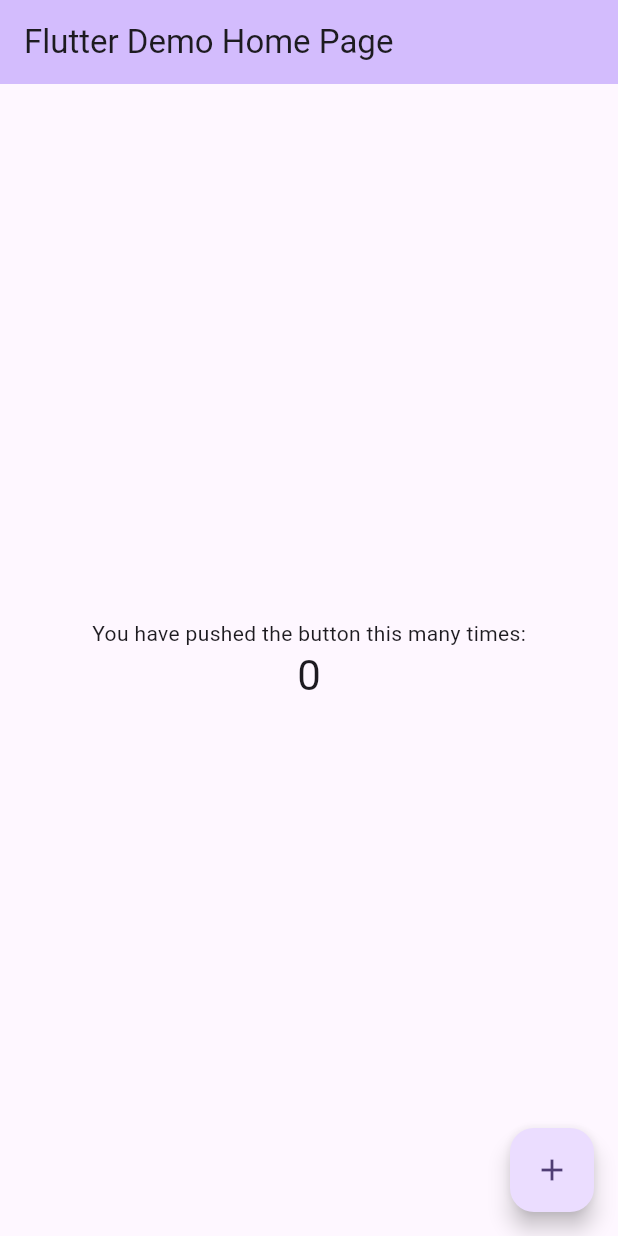
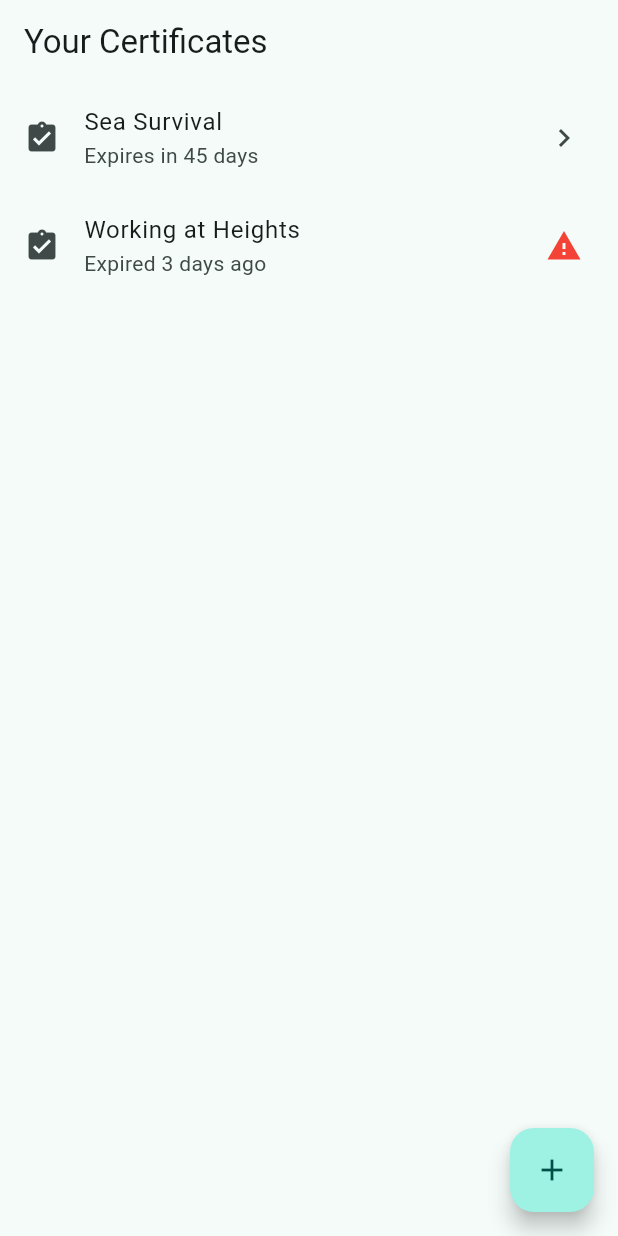
Before and after one commit to wolfgangkle/c_Manager, a Flutter app: the screen it shows after launch, on a phone screen of 412 x 824 dp. Run offline on Flutter 3.47's test engine with Material 3 defaults, Android fonts, the phone set to English and light mode, and no system bars.

```diff
--- a/lib/main.dart
+++ b/lib/main.dart
@@ -4,119 +4,53 @@ void main() {
   runApp(const MyApp());
 }
 
-class MyApp extends StatelessWidget {
-  const MyApp({super.key});
+class MyApp extends StatelessWidget {  const MyApp({super.key});
 
-  // This widget is the root of your application.
 @override
 Widget build(BuildContext context) {
   return MaterialApp(
-      title: 'Flutter Demo',
+    title: 'cManager+',
     theme: ThemeData(
-        // This is the theme of your application.
-        //
-        // TRY THIS: Try running your application with "flutter run". You'll see
-        // the application has a purple toolbar. Then, without quitting the app,
-        // try changing the seedColor in the colorScheme below to Colors.green
-        // and then invoke "hot reload" (save your changes or press the "hot
-        // reload" button in a Flutter-supported IDE, or press "r" if you used
-        // the command line to start the app).
-        //
-        // Notice that the counter didn't reset back to zero; the application
-        // state is not lost during the reload. To reset the state, use hot
-        // restart instead.
-        //
-        // This works for code too, not just values: Most code changes can be
-        // tested with just a hot reload.
-        colorScheme: ColorScheme.fromSeed(seedColor: Colors.deepPurple),
+      colorScheme: ColorScheme.fromSeed(seedColor: Colors.teal),
+      useMaterial3: true,
     ),
-      home: const MyHomePage(title: 'Flutter Demo Home Page'),
+    home: const CertificateListScreen(),
   );
 }
 }
 
-class MyHomePage extends StatefulWidget {
-  const MyHomePage({super.key, required this.title});
-
-  // This widget is the home page of your application. It is stateful, meaning
-  // that it has a State object (defined below) that contains fields that affect
-  // how it looks.
-
-  // This class is the configuration for the state. It holds the values (in this
-  // case the title) provided by the parent (in this case the App widget) and
-  // used by the build method of the State. Fields in a Widget subclass are
-  // always marked "final".
-
-  final String title;
-
-  @override
-  State<MyHomePage> createState() => _MyHomePageState();
-}
-
-class _MyHomePageState extends State<MyHomePage> {
-  int _counter = 0;
-
-  void _incrementCounter() {
-    setState(() {
-      // This call to setState tells the Flutter framework that something has
-      // changed in this State, which causes it to rerun the build method below
-      // so that the display can reflect the updated values. If we changed
-      // _counter without calling setState(), then the build method would not be
-      // called again, and so nothing would appear to happen.
-      _counter++;
-    });
-  }
+class CertificateListScreen extends StatelessWidget {
+  const CertificateListScreen({super.key});
 
   @override
   Widget build(BuildContext context) {
-    // This method is rerun every time setState is called, for instance as done
-    // by the _incrementCounter method above.
-    //
-    // The Flutter framework has been optimized to make rerunning build methods
-    // fast, so that you can just rebuild anything that needs updating rather
-    // than having to individually change instances of widgets.
     return Scaffold(
       appBar: AppBar(
-        // TRY THIS: Try changing the color here to a specific color (to
-        // Colors.amber, perhaps?) and trigger a hot reload to see the AppBar
-        // change color while the other colors stay the same.
-        backgroundColor: Theme.of(context).colorScheme.inversePrimary,
-        // Here we take the value from the MyHomePage object that was created by
-        // the App.build method, and use it to set our appbar title.
-        title: Text(widget.title),
+        title: const Text('Your Certificates'),
       ),
-      body: Center(
-        // Center is a layout widget. It takes a single child and positions it
-        // in the middle of the parent.
-        child: Column(
-          // Column is also a layout widget. It takes a list of children and
-          // arranges them vertically. By default, it sizes itself to fit its
-          // children horizontally, and tries to be as tall as its parent.
-          //
-          // Column has various properties to control how it sizes itself and
-          // how it positions its children. Here we use mainAxisAlignment to
-          // center the children vertically; the main axis here is the vertical
-          // axis because Columns are vertical (the cross axis would be
-          // horizontal).
-          //
-          // TRY THIS: Invoke "debug painting" (choose the "Toggle Debug Paint"
-          // action in the IDE, or press "p" in the console), to see the
-          // wireframe for each widget.
-          mainAxisAlignment: MainAxisAlignment.center,
-          children: <Widget>[
-            const Text('You have pushed the button this many times:'),
-            Text(
-              '$_counter',
-              style: Theme.of(context).textTheme.headlineMedium,
+      body: ListView(
+        children: const [
+          ListTile(
+            leading: Icon(Icons.assignment_turned_in),
+            title: Text('Sea Survival'),
+            subtitle: Text('Expires in 45 days'),
+            trailing: Icon(Icons.chevron_right),
+          ),
+          ListTile(
+            leading: Icon(Icons.assignment_turned_in),
+            title: Text('Working at Heights'),
+            subtitle: Text('Expired 3 days ago'),
+            trailing: Icon(Icons.warning, color: Colors.red),
           ),
         ],
       ),
+      floatingActionButton: FloatingActionButton(
+        onPressed: () {
+          // Later: Open add certificate screen
+        },
+        child: const Icon(Icons.add),
+        tooltip: 'Add Certificate',
       ),
-      floatingActionButton: FloatingActionButton(
-        onPressed: _incrementCounter,
-        tooltip: 'Increment',
-        child: const Icon(Icons.add),
-      ), // This trailing comma makes auto-formatting nicer for build methods.
     );
   }
 }
```
Lines whose indentation alone changed are shown as unchanged.
